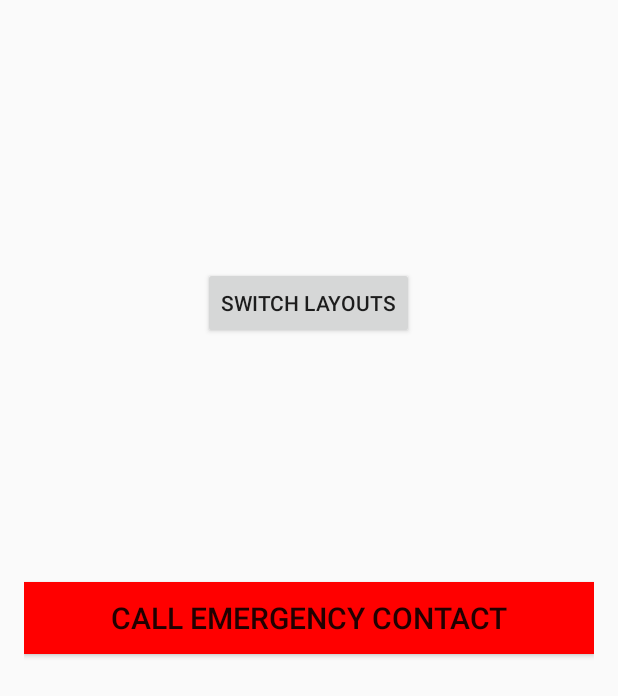
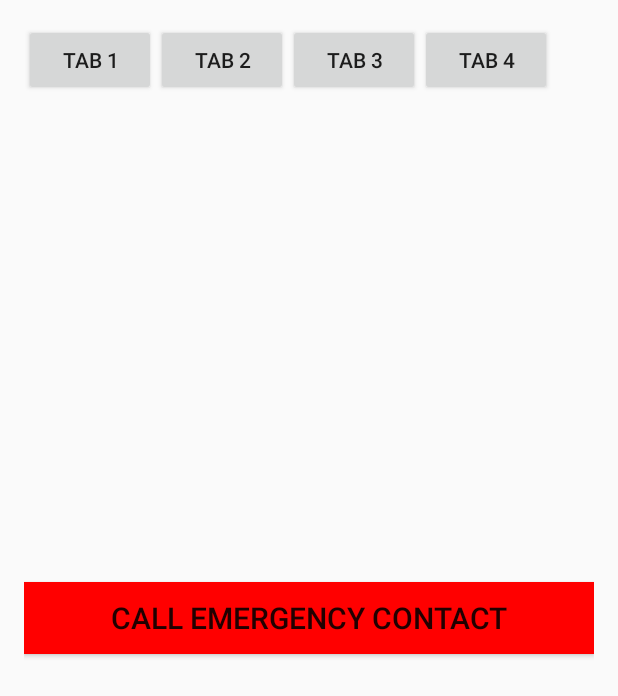
Before and after one commit to weissna/RememberMe, an Android app: the screen it shows after launch (MainActivity), on a phone screen of 412 x 824 dp. Shown: the top 696 px of the screen. Run offline under Robolectric (Android 15) with nearby library versions, the phone set to English and light mode, and no system bars; our stand-ins replace Firebase (no records; nobody signed in at launch, a user with empty details on screens opened directly).

Commit message:
For reasons that are unclear to me, I only seem to commit when everything's broken

```diff
--- a/app/build.gradle
+++ b/app/build.gradle
@@ -23,6 +23,9 @@ dependencies {
     compile fileTree(dir: 'libs', include: ['*.jar'])
     testCompile 'junit:junit:4.12'
     compile 'com.android.support:appcompat-v7:23.4.0'
+    compile 'com.android.support:design:23.4.0'
+    compile 'com.android.support:recyclerview-v7:23.4.0'
+    compile 'com.android.support:cardview-v7:23.4.0'
     compile 'com.google.firebase:firebase-core:9.4.0'
     compile 'com.google.firebase:firebase-database:9.4.0'
     compile 'com.google.firebase:firebase-auth:9.4.0'
--- a/app/src/main/java/navinweiss/rememberme/MainActivity.java
+++ b/app/src/main/java/navinweiss/rememberme/MainActivity.java
@@ -4,6 +4,7 @@ import android.app.Activity;
 import android.content.Intent;
 import android.net.Uri;
 import android.os.Bundle;
+import android.support.v7.widget.RecyclerView;
 import android.util.Log;
 import android.view.View;
 import android.widget.Button;
@@ -15,8 +16,9 @@ public class MainActivity extends Activity {
 
     private Button emergencyCallButton;
     private Button notesButton;
-    private FirebaseDatabase db;
-    private int numOfNotes = 0;
+    public FirebaseDatabase db;
+    private Note mAdapter;
+    private RecyclerView.LayoutManager mLayoutManager;
 
     public void onCreate(Bundle savedInstanceState) {
         super.onCreate(savedInstanceState);
@@ -27,6 +29,9 @@ public class MainActivity extends Activity {
         emergencyCallButton = (Button) findViewById(R.id.emergency_button);
         notesButton = (Button) findViewById(R.id.ReminderButton);
         // add button listener
+
+
+
         emergencyCallButton.setOnClickListener(new View.OnClickListener() {
             @Override
             public void onClick(View view) {
@@ -47,6 +52,13 @@ public class MainActivity extends Activity {
         });
 
 
+//        RecyclerView recyclerView = (RecyclerView)findViewById(R.id.recycler_View);
+//        mLayoutManager = new LinearLayoutManager(this);
+//        recyclerView.setLayoutManager(mLayoutManager);
+//        recyclerView.setHasFixedSize(true);
+//        mAdapter = new Note(recyclerView);
+//        recyclerView.setAdapter(mAdapter);
+
     }
 
     private void doTheDo() {
@@ -63,16 +75,11 @@ public class MainActivity extends Activity {
     private FirebaseDatabase setupDatabase() {
         db = FirebaseDatabase.getInstance();
         DatabaseReference ref = db.getReference("notes");
-        ref.child("note1").setValue("Note 1");
-        ref.child("note2").setValue("Note 2");
+//        ref.child("note1").setValue("Note 1");
+//        ref.child("note2").setValue("Note 2");
         return db;
     }
 
-    public void writeNoteDatabase(String str){
-        String refStr = "notes" + numOfNotes;
-        DatabaseReference ref = db.getReference("notes");
-        ref.child(refStr).setValue(str);
-        numOfNotes++;
-    }
+
 
 }
--- a/app/src/main/res/layout/activity_main.xml
+++ b/app/src/main/res/layout/activity_main.xml
@@ -30,13 +30,49 @@
         android:layout_above="@+id/emergency_button"
         android:layout_centerHorizontal="true">
 
+        <!--<Button-->
+            <!--android:layout_width="wrap_content"-->
+            <!--android:layout_height="wrap_content"-->
+            <!--android:text="Switch Layouts"-->
+            <!--android:id="@+id/ReminderButton"-->
+            <!--android:layout_centerVertical="true"-->
+            <!--android:layout_centerHorizontal="true" />-->
+
         <Button
             android:layout_width="wrap_content"
             android:layout_height="wrap_content"
-            android:text="Switch Layouts"
+            android:text="Tab 1"
             android:id="@+id/ReminderButton"
-            android:layout_centerVertical="true"
-            android:layout_centerHorizontal="true" />
+            android:layout_alignParentTop="true"
+            android:layout_alignParentLeft="true"
+            android:layout_alignParentStart="true" />
+
+        <Button
+            android:layout_width="wrap_content"
+            android:layout_height="wrap_content"
+            android:text="Tab 2"
+            android:id="@+id/button2"
+            android:layout_alignBottom="@+id/ReminderButton"
+            android:layout_toRightOf="@+id/ReminderButton"
+            android:layout_toEndOf="@+id/ReminderButton" />
+
+        <Button
+            android:layout_width="wrap_content"
+            android:layout_height="wrap_content"
+            android:text="Tab 3"
+            android:id="@+id/button3"
+            android:layout_alignParentTop="true"
+            android:layout_toRightOf="@+id/button2"
+            android:layout_toEndOf="@+id/button2" />
+
+        <Button
+            android:layout_width="wrap_content"
+            android:layout_height="wrap_content"
+            android:text="Tab 4"
+            android:id="@+id/button4"
+            android:layout_alignParentTop="true"
+            android:layout_toRightOf="@+id/button3"
+            android:layout_toEndOf="@+id/button3" />
     </RelativeLayout>
 
 </RelativeLayout>
```
Also changed, not shown: app/src/main/java/navinweiss/rememberme/Note.java (added, +64 -0 lines), app/src/main/java/navinweiss/rememberme/NotesActivity.java (+56 -15 lines), app/src/main/res/layout/note_main.xml (added, +22 -0 lines), app/src/main/res/layout/note_view.xml (added, +41 -0 lines), app/src/main/res/layout/notesandreminders.xml (+0 -12 lines).
